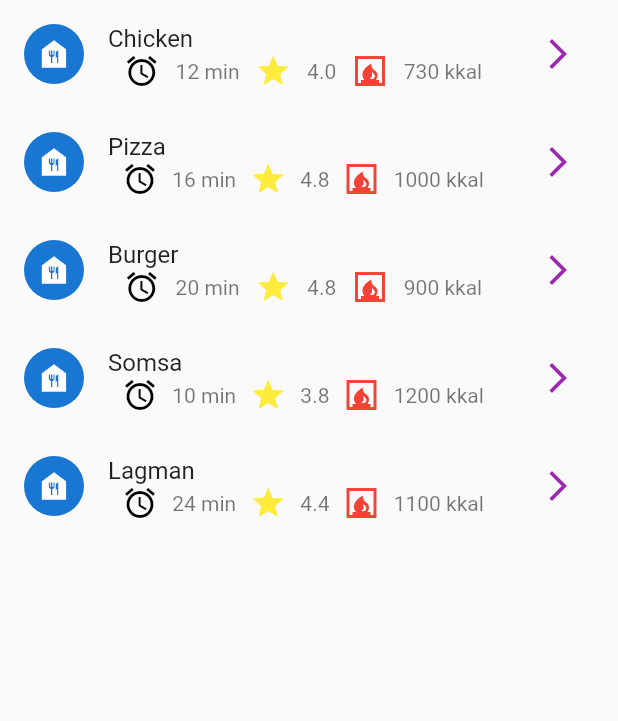
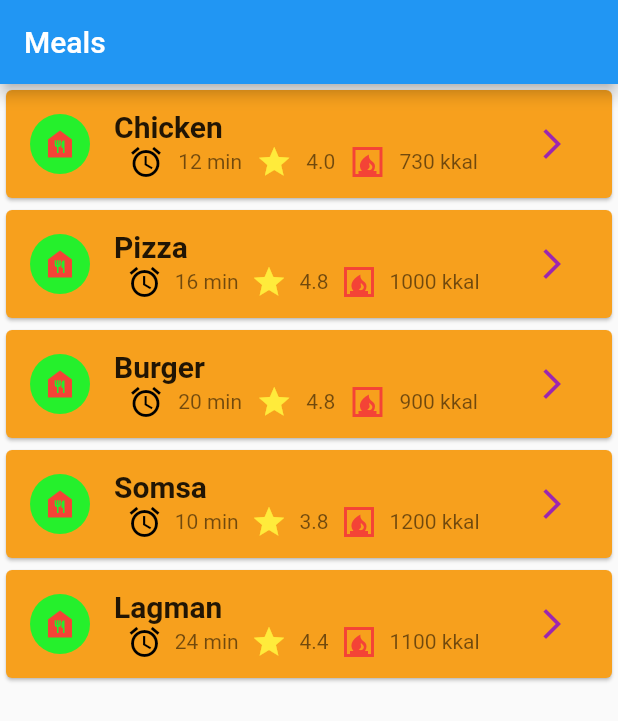
Before and after one commit to adhamniyozboyev/button_navigation_bar, a Flutter app: the screen it shows after launch, on a phone screen of 412 x 824 dp. Shown: the top 721 px of the screen. Run offline on Flutter 3.47's test engine with Material 2 defaults, Android fonts, the phone set to English and light mode, and no system bars.

Commit message:
given a design

```diff
--- a/lib/functions.dart
+++ b/lib/functions.dart
@@ -3,8 +3,7 @@ import 'package:flutter/widgets.dart';
 import 'home/food.dart';
 import 'home/data.dart';
 
-
-int ind =0;
+int ind = 0;
 List<Food> getAllFoods() {
   List<Food> list = [];
   for (Map<String, String> mp in data.values) {
--- a/lib/main.dart
+++ b/lib/main.dart
@@ -8,17 +8,11 @@ void main() {
   runApp(MyApp());
 }
 
-class MyApp extends StatefulWidget {
+class MyApp extends StatelessWidget {
   const MyApp({super.key});
 
   @override
-  State<MyApp> createState() => _MyAppState();
-}
-
-class _MyAppState extends State<MyApp> {
-  @override
   Widget build(BuildContext context) {
     return Infoes();
-
   }
 }
--- a/lib/screens/info.dart
+++ b/lib/screens/info.dart
@@ -5,45 +5,43 @@ import 'package:flutter/material.dart';
 import 'package:flutter/src/widgets/framework.dart';
 import 'package:flutter/src/widgets/placeholder.dart';
 
-class Infoes extends StatefulWidget {
+class Infoes extends StatelessWidget {
   const Infoes({super.key});
 
-  @override
-  State<Infoes> createState() => _InfoesState();
-}
-
-class _InfoesState extends State<Infoes> {
   @override
   Widget build(BuildContext context) {
     List list = getAllFoods();
 
     return MaterialApp(
-        routes: {
-          '/next': (context) => const SecondPage(
-                index:1,
-              )
-        },
+        routes: {'/next': (context) => SecondPage()},
         home: Scaffold(
+          appBar: AppBar(
+            title: Text('Meals'),
+          ),
           body: ListView.builder(
             itemCount: list.length,
             itemBuilder: (context, index) {
-              return ListTile(
+              return Card(
+                color: Color(0xFFF7A01D),
+                child: ListTile(
                   onTap: () {
-                  ind=index;
-                  setState(() {
-                    // Navigator.push(
-                    //     context,
-                    //     MaterialPageRoute(
-                    //         builder: (context) => SecondPage(index: index)));
+                    ind = index;
 
                     Navigator.pushNamed(
                       context,
                       '/next',
                     );
-                  });
                   },
-                leading: CircleAvatar(child: Icon(Icons.food_bank)),
-                title: Text(list[index].title),
+                  leading: CircleAvatar(
+                      backgroundColor: Color(0xFF25F02C),
+                      child: Icon(
+                        Icons.food_bank,
+                        color: Colors.red,
+                      )),
+                  title: Text(
+                    list[index].title,
+                    style: TextStyle(fontSize: 20, fontWeight: FontWeight.bold),
+                  ),
                   subtitle: Row(
                     mainAxisAlignment: MainAxisAlignment.spaceEvenly,
                     children: [
@@ -68,14 +66,13 @@ class _InfoesState extends State<Infoes> {
                   ),
                   trailing: IconButton(
                       onPressed: () {
-                      setState(() {
                         Navigator.pushNamed(context, '/next');
-                      });
                       },
                       icon: Icon(
                         Icons.arrow_forward_ios,
                         color: Colors.purple,
                       )),
+                ),
               );
             },
           ),
--- a/lib/screens/nextPage.dart
+++ b/lib/screens/nextPage.dart
@@ -3,15 +3,7 @@ import 'package:flutter/material.dart';
 import 'package:flutter/src/widgets/framework.dart';
 import 'package:flutter/src/widgets/placeholder.dart';
 
-class SecondPage extends StatefulWidget {
-  final int index;
-  const SecondPage({super.key, required this.index});
-
-  @override
-  State<SecondPage> createState() => _SecondPageState();
-}
-
-class _SecondPageState extends State<SecondPage> {
+class SecondPage extends StatelessWidget {
   List<String> img = [
     'images/chicken.jpg',
     'images/pizza.jpg',
@@ -19,6 +11,7 @@ class _SecondPageState extends State<SecondPage> {
     'images/somsa.jpg',
     'images/lagmon.jpg',
   ];
+
   Widget func(int ind) {
     return Column(
       children: [Center(child: Image.asset(img[ind]))],
@@ -28,7 +21,7 @@ class _SecondPageState extends State<SecondPage> {
   @override
   Widget build(BuildContext context) {
     return Scaffold(
-      appBar: AppBar(title: Text('Food${ind+1}')),
+      appBar: AppBar(title: Text('Food${ind + 1}')),
       body: func(ind),
     );
   }
```
Lines whose indentation alone changed are shown as unchanged.
